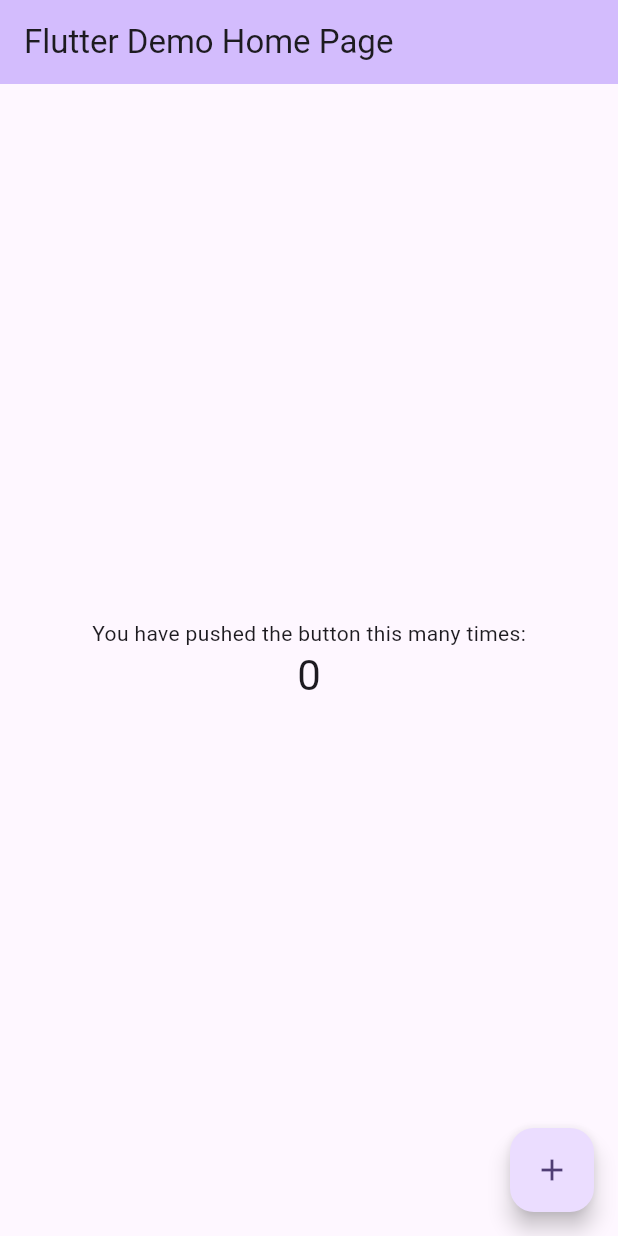
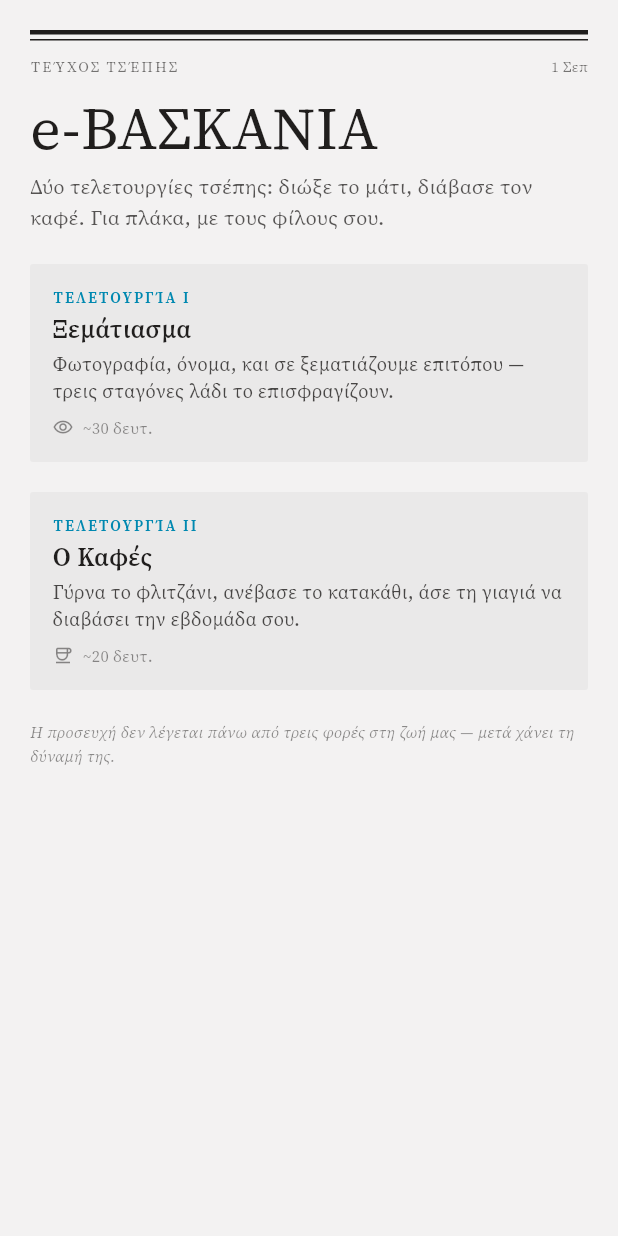
Before and after one commit to thestbar/evaskania, a Flutter app: the screen it shows after launch, on a phone screen of 412 x 824 dp. Run offline on Flutter 3.47's test engine with Material 3 defaults, Android fonts, the phone set to English and light mode, and no system bars; our stand-ins replace image_picker.

Commit message:
Wire home screen, AppShell navigation, and main.dart (milestone A complete)
Claude-Session: https://claude.ai/code/session_01VxUXCFcAxjGuzfbEcfZzGQ

```diff
--- a/app/lib/main.dart
+++ b/app/lib/main.dart
@@ -1,122 +1,26 @@
 import 'package:flutter/material.dart';
+import 'package:intl/date_symbol_data_local.dart';
+import 'screens/app_shell.dart';
+import 'state/app_state_controller.dart';
+import 'theme/app_theme.dart';
 
-void main() {
-  runApp(const MyApp());
+Future<void> main() async {
+  WidgetsFlutterBinding.ensureInitialized();
+  await initializeDateFormatting('el', null);
+  runApp(EVaskaniaApp(controller: AppStateController()));
 }
 
-class MyApp extends StatelessWidget {
-  const MyApp({super.key});
+class EVaskaniaApp extends StatelessWidget {
+  const EVaskaniaApp({super.key, required this.controller});
+  final AppStateController controller;
 
-  // This widget is the root of your application.
   @override
   Widget build(BuildContext context) {
     return MaterialApp(
-      title: 'Flutter Demo',
-      theme: ThemeData(
-        // This is the theme of your application.
-        //
-        // TRY THIS: Try running your application with "flutter run". You'll see
-        // the application has a purple toolbar. Then, without quitting the app,
-        // try changing the seedColor in the colorScheme below to Colors.green
-        // and then invoke "hot reload" (save your changes or press the "hot
-        // reload" button in a Flutter-supported IDE, or press "r" if you used
-        // the command line to start the app).
-        //
-        // Notice that the counter didn't reset back to zero; the application
-        // state is not lost during the reload. To reset the state, use hot
-        // restart instead.
-        //
-        // This works for code too, not just values: Most code changes can be
-        // tested with just a hot reload.
-        colorScheme: .fromSeed(seedColor: Colors.deepPurple),
-      ),
-      home: const MyHomePage(title: 'Flutter Demo Home Page'),
+      title: 'e-Vaskania',
+      debugShowCheckedModeBanner: false,
+      theme: AppTheme.light(),
+      home: AppShell(controller: controller),
     );
   }
 }
-
-class MyHomePage extends StatefulWidget {
-  const MyHomePage({super.key, required this.title});
-
-  // This widget is the home page of your application. It is stateful, meaning
-  // that it has a State object (defined below) that contains fields that affect
-  // how it looks.
-
-  // This class is the configuration for the state. It holds the values (in this
-  // case the title) provided by the parent (in this case the App widget) and
-  // used by the build method of the State. Fields in a Widget subclass are
-  // always marked "final".
-
-  final String title;
-
-  @override
-  State<MyHomePage> createState() => _MyHomePageState();
-}
-
-class _MyHomePageState extends State<MyHomePage> {
-  int _counter = 0;
-
-  void _incrementCounter() {
-    setState(() {
-      // This call to setState tells the Flutter framework that something has
-      // changed in this State, which causes it to rerun the build method below
-      // so that the display can reflect the updated values. If we changed
-      // _counter without calling setState(), then the build method would not be
-      // called again, and so nothing would appear to happen.
-      _counter++;
-    });
-  }
-
-  @override
-  Widget build(BuildContext context) {
-    // This method is rerun every time setState is called, for instance as done
-    // by the _incrementCounter method above.
-    //
-    // The Flutter framework has been optimized to make rerunning build methods
-    // fast, so that you can just rebuild anything that needs updating rather
-    // than having to individually change instances of widgets.
-    return Scaffold(
-      appBar: AppBar(
-        // TRY THIS: Try changing the color here to a specific color (to
-        // Colors.amber, perhaps?) and trigger a hot reload to see the AppBar
-        // change color while the other colors stay the same.
-        backgroundColor: Theme.of(context).colorScheme.inversePrimary,
-        // Here we take the value from the MyHomePage object that was created by
-        // the App.build method, and use it to set our appbar title.
-        title: Text(widget.title),
-      ),
-      body: Center(
-        // Center is a layout widget. It takes a single child and positions it
-        // in the middle of the parent.
-        child: Column(
-          // Column is also a layout widget. It takes a list of children and
-          // arranges them vertically. By default, it sizes itself to fit its
-          // children horizontally, and tries to be as tall as its parent.
-          //
-          // Column has various properties to control how it sizes itself and
-          // how it positions its children. Here we use mainAxisAlignment to
-          // center the children vertically; the main axis here is the vertical
-          // axis because Columns are vertical (the cross axis would be
-          // horizontal).
-          //
-          // TRY THIS: Invoke "debug painting" (choose the "Toggle Debug Paint"
-          // action in the IDE, or press "p" in the console), to see the
-          // wireframe for each widget.
-          mainAxisAlignment: .center,
-          children: [
-            const Text('You have pushed the button this many times:'),
-            Text(
-              '$_counter',
-              style: Theme.of(context).textTheme.headlineMedium,
-            ),
-          ],
-        ),
-      ),
-      floatingActionButton: FloatingActionButton(
-        onPressed: _incrementCounter,
-        tooltip: 'Increment',
-        child: const Icon(Icons.add),
-      ),
-    );
-  }
-}
--- /dev/null
+++ b/app/lib/screens/app_shell.dart
@@ -0,0 +1,62 @@
+import 'package:flutter/material.dart';
+import '../state/app_screen.dart';
+import '../state/app_state_controller.dart';
+import '../widgets/app_buttons.dart';
+import '../widgets/image_slot.dart';
+import 'coffee_form_screen.dart';
+import 'coffee_loading_screen.dart';
+import 'coffee_result_screen.dart';
+import 'home_screen.dart';
+import 'xem_form_screen.dart';
+import 'xem_loading_screen.dart';
+import 'xem_removing_screen.dart';
+import 'xem_result_screen.dart';
+
+class AppShell extends StatelessWidget {
+  const AppShell({super.key, required this.controller, this.pickImage = defaultPickImage});
+
+  final AppStateController controller;
+  final ImagePickFn pickImage;
+
+  @override
+  Widget build(BuildContext context) {
+    return AnimatedBuilder(
+      animation: controller,
+      builder: (context, _) {
+        return Scaffold(
+          body: SafeArea(
+            child: switch (controller.screen) {
+              AppScreen.home => HomeScreen(controller: controller),
+              AppScreen.xemForm => XemFormScreen(controller: controller, pickImage: pickImage),
+              AppScreen.xemLoading => const XemLoadingScreen(),
+              AppScreen.xemRemoving => XemRemovingScreen(controller: controller),
+              AppScreen.xemResult => XemResultScreen(controller: controller),
+              AppScreen.xemRejected || AppScreen.coffeeRejected =>
+                _RejectedFallback(controller: controller),
+              AppScreen.coffeeForm => CoffeeFormScreen(controller: controller, pickImage: pickImage),
+              AppScreen.coffeeLoading => const CoffeeLoadingScreen(),
+              AppScreen.coffeeResult => CoffeeResultScreen(controller: controller),
+            },
+          ),
+        );
+      },
+    );
+  }
+}
+
+/// Temporary stand-in for [AppScreen.xemRejected] / [AppScreen.coffeeRejected].
+/// Both states are unreachable until Tasks B2 and C2 wire the real detection
+/// checks into [AppStateController]; those tasks replace this switch arm
+/// with the real `XemRejectedScreen` / `CoffeeRejectedScreen` and delete
+/// this class once both are in place.
+class _RejectedFallback extends StatelessWidget {
+  const _RejectedFallback({required this.controller});
+  final AppStateController controller;
+
+  @override
+  Widget build(BuildContext context) {
+    return Center(
+      child: SecondaryButton(label: 'Αρχική', onPressed: controller.goHome),
+    );
+  }
+}
--- a/app/lib/screens/coffee_form_screen.dart
+++ b/app/lib/screens/coffee_form_screen.dart
@@ -6,8 +6,9 @@ import '../widgets/app_buttons.dart';
 import '../widgets/image_slot.dart';
 
 class CoffeeFormScreen extends StatelessWidget {
-  const CoffeeFormScreen({super.key, required this.controller});
+  const CoffeeFormScreen({super.key, required this.controller, this.pickImage = defaultPickImage});
   final AppStateController controller;
+  final ImagePickFn pickImage;
 
   @override
   Widget build(BuildContext context) {
@@ -35,6 +36,7 @@ class CoffeeFormScreen extends StatelessWidget {
             imagePath: controller.coffeePhotoPath,
             onImagePicked: controller.setCoffeePhoto,
             height: 260,
+            pickImage: pickImage,
           ),
           const SizedBox(height: AppTokens.space6),
           PrimaryButton(
--- /dev/null
+++ b/app/lib/screens/home_screen.dart
@@ -0,0 +1,77 @@
+import 'package:flutter/material.dart';
+import '../state/app_state_controller.dart';
+import '../theme/app_theme.dart';
+import '../theme/app_tokens.dart';
+import '../widgets/app_card.dart';
+
+class HomeScreen extends StatelessWidget {
+  const HomeScreen({super.key, required this.controller});
+  final AppStateController controller;
+
+  @override
+  Widget build(BuildContext context) {
+    return SingleChildScrollView(
+      padding: const EdgeInsets.all(AppTokens.space4),
+      child: Column(
+        crossAxisAlignment: CrossAxisAlignment.start,
+        children: [
+          Container(height: 3, color: AppTokens.colorText),
+          const SizedBox(height: 3),
+          Container(
+            padding: const EdgeInsets.only(top: AppTokens.space2),
+            decoration: BoxDecoration(border: Border(top: BorderSide(color: AppTokens.colorText))),
+            child: Row(
+              mainAxisAlignment: MainAxisAlignment.spaceBetween,
+              children: [
+                Text('ΤΕΎΧΟΣ ΤΣΈΠΗΣ',
+                    style: TextStyle(
+                        fontSize: 10, letterSpacing: 1.4, color: AppTokens.colorText.withValues(alpha: 0.6))),
+                Text(controller.today,
+                    style: TextStyle(fontSize: 10, color: AppTokens.colorText.withValues(alpha: 0.6))),
+              ],
+            ),
+          ),
+          const SizedBox(height: AppTokens.space3),
+          const Text('e-ΒΑΣΚΑΝΙΑ',
+              style: TextStyle(
+                  fontFamily: kHeadingFontFamily, fontSize: 40, height: 0.95, color: AppTokens.colorText)),
+          const SizedBox(height: AppTokens.space2),
+          Text(
+            'Δύο τελετουργίες τσέπης: διώξε το μάτι, διάβασε τον καφέ. '
+            'Για πλάκα, με τους φίλους σου.',
+            style: TextStyle(fontSize: 14, height: 1.5, color: AppTokens.colorText.withValues(alpha: 0.75)),
+          ),
+          const SizedBox(height: AppTokens.space4),
+          AppCard(
+            onTap: controller.goXemForm,
+            children: const [
+              CardKicker('Τελετουργία Ι'),
+              CardTitle('Ξεμάτιασμα'),
+              CardBody('Φωτογραφία, όνομα, και σε ξεματιάζουμε επιτόπου — τρεις '
+                  'σταγόνες λάδι το επισφραγίζουν.'),
+              CardMeta('~30 δευτ.', icon: Icons.visibility_outlined),
+            ],
+          ),
+          const SizedBox(height: AppTokens.space4),
+          AppCard(
+            onTap: controller.goCoffeeForm,
+            children: const [
+              CardKicker('Τελετουργία ΙΙ'),
+              CardTitle('Ο Καφές'),
+              CardBody('Γύρνα το φλιτζάνι, ανέβασε το κατακάθι, άσε τη γιαγιά '
+                  'να διαβάσει την εβδομάδα σου.'),
+              CardMeta('~20 δευτ.', icon: Icons.coffee_outlined),
+            ],
+          ),
+          const SizedBox(height: AppTokens.space4),
+          Text(
+            'Η προσευχή δεν λέγεται πάνω από τρεις φορές στη ζωή μας — μετά '
+            'χάνει τη δύναμή της.',
+            style: TextStyle(
+                fontSize: 11, fontStyle: FontStyle.italic, color: AppTokens.colorText.withValues(alpha: 0.5)),
+          ),
+        ],
+      ),
+    );
+  }
+}
--- a/app/lib/screens/xem_form_screen.dart
+++ b/app/lib/screens/xem_form_screen.dart
@@ -6,8 +6,9 @@ import '../widgets/app_buttons.dart';
 import '../widgets/image_slot.dart';
 
 class XemFormScreen extends StatefulWidget {
-  const XemFormScreen({super.key, required this.controller});
+  const XemFormScreen({super.key, required this.controller, this.pickImage = defaultPickImage});
   final AppStateController controller;
+  final ImagePickFn pickImage;
 
   @override
   State<XemFormScreen> createState() => _XemFormScreenState();
@@ -59,6 +60,7 @@ class _XemFormScreenState extends State<XemFormScreen> {
             imagePath: controller.xemPhotoPath,
             onImagePicked: controller.setXemPhoto,
             height: 220,
+            pickImage: widget.pickImage,
           ),
           const SizedBox(height: AppTokens.space6),
           PrimaryButton(
```
Also changed, not shown: 3 other files.
